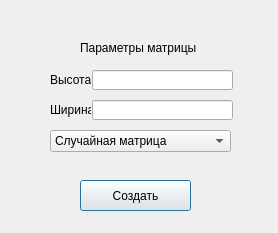
MikProtopopov/Diplom, file startwindow.ui: the form before one commit.
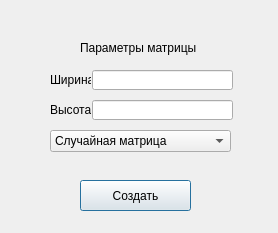
The form after the commit.

```diff
--- a/startwindow.ui
+++ b/startwindow.ui
@@ -49,7 +49,7 @@
     </rect>
    </property>
    <property name="text">
-    <string>Ширина</string>
+    <string>Высота</string>
    </property>
   </widget>
   <widget class="QLabel" name="label_2">
@@ -62,7 +62,7 @@
     </rect>
    </property>
    <property name="text">
-    <string>Высота</string>
+    <string>Ширина</string>
    </property>
   </widget>
   <widget class="QLabel" name="label_3">
```
